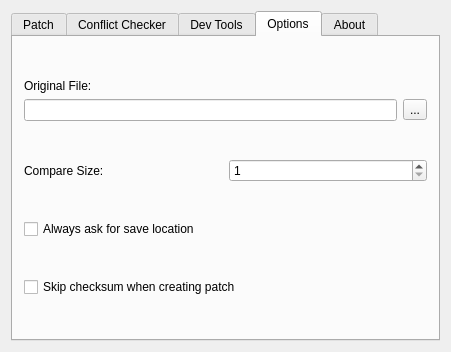
Qt form Hexagon_GUI/Main_Window.ui (Coolcord/Hexagon) before a commit.
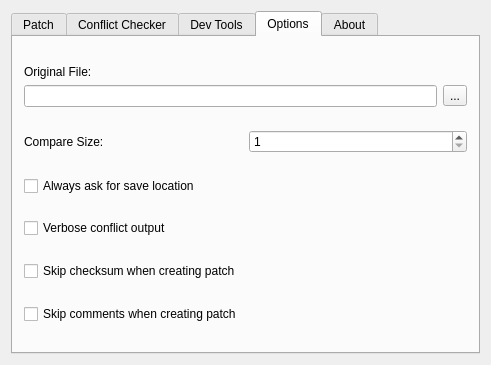
The same form after that commit. The open tabs and pages were chosen to show the change.

Commit message: Comments can now be skipped when creating patches

```diff
--- a/Hexagon_GUI/Main_Window.ui
+++ b/Hexagon_GUI/Main_Window.ui
@@ -6,8 +6,8 @@
    <rect>
     <x>0</x>
     <y>0</y>
-    <width>451</width>
-    <height>352</height>
+    <width>491</width>
+    <height>365</height>
    </rect>
   </property>
   <property name="windowTitle">
@@ -215,6 +215,26 @@
          </property>
         </widget>
        </item>
+       <item>
+        <spacer name="verticalSpacer_5">
+         <property name="orientation">
+          <enum>Qt::Vertical</enum>
+         </property>
+         <property name="sizeHint" stdset="0">
+          <size>
+           <width>20</width>
+           <height>40</height>
+          </size>
+         </property>
+        </spacer>
+       </item>
+       <item>
+        <widget class="QCheckBox" name="cbVerboseConflictOutput">
+         <property name="text">
+          <string>Verbose conflict output</string>
+         </property>
+        </widget>
+       </item>
        <item>
         <spacer name="verticalSpacer_4">
          <property name="orientation">
@@ -236,7 +256,27 @@
         </widget>
        </item>
        <item>
-        <spacer name="verticalSpacer_5">
+        <spacer name="verticalSpacer_6">
+         <property name="orientation">
+          <enum>Qt::Vertical</enum>
+         </property>
+         <property name="sizeHint" stdset="0">
+          <size>
+           <width>20</width>
+           <height>40</height>
+          </size>
+         </property>
+        </spacer>
+       </item>
+       <item>
+        <widget class="QCheckBox" name="cbSkipCommentsWhenCreatingPatch">
+         <property name="text">
+          <string>Skip comments when creating patch</string>
+         </property>
+        </widget>
+       </item>
+       <item>
+        <spacer name="verticalSpacer_7">
          <property name="orientation">
           <enum>Qt::Vertical</enum>
          </property>
```
Left out of the diff: 16 changed lines with no effect on the pictures. The commit also changes 8 other files.
